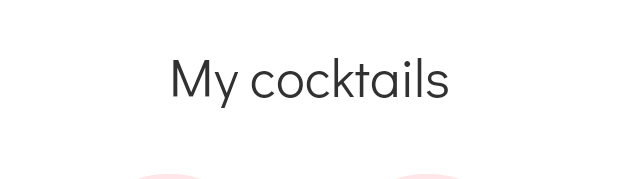
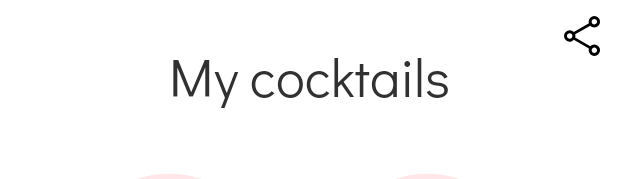
Before and after one commit to arshapshap/cocktail-bar, an Android app: the layout fragment_list.xml on its own in the app's theme, with its tools: preview values and no code run, on a phone screen of 412 x 824 dp. Shown: the top 179 px of the screen. Run offline under Robolectric (Android 15) with nearby library versions, the phone set to English and light mode, and no system bars.

Commit message:
Add ability to share cocktails

```diff
--- /dev/null
+++ b/app/src/main/res/drawable/ic_share.xml
@@ -0,0 +1,11 @@
+<vector xmlns:android="http://schemas.android.com/apk/res/android"
+    xmlns:tools="http://schemas.android.com/tools"
+    android:width="48dp"
+    android:height="48dp"
+    android:viewportWidth="960"
+    android:viewportHeight="960">
+  <path
+      android:fillColor="#FF000000"
+      android:pathData="M727,880q-47.5,0 -80.75,-33.35Q613,813.31 613,765.67q0,-6.67 1.5,-16.31T619,732L316,556q-15,17 -37,27.5T234,594q-47.5,0 -80.75,-33.25T120,480q0,-47.5 33.25,-80.75T234,366q23,0 44,9t38,26l303,-174q-3,-7.07 -4.5,-15.91Q613,202.25 613,194q0,-47.5 33.25,-80.75T727,80q47.5,0 80.75,33.25T841,194q0,47.5 -33.25,80.75T727,308q-23.35,0 -44.68,-7.5T646,276L343,444q2,8 3.5,18.5t1.5,17.74q0,7.24 -1.5,15Q345,503 343,511l303,172q15,-14 35,-22.5t46,-8.5q47.5,0 80.75,33.25T841,766q0,47.5 -33.25,80.75T727,880ZM727.03,248Q750,248 765.5,232.47q15.5,-15.53 15.5,-38.5T765.47,155.5q-15.53,-15.5 -38.5,-15.5T688.5,155.53q-15.5,15.53 -15.5,38.5t15.53,38.47q15.53,15.5 38.5,15.5ZM234.03,534Q257,534 272.5,518.46q15.5,-15.53 15.5,-38.5T272.46,441.5q-15.53,-15.5 -38.5,-15.5T195.5,441.53q-15.5,15.53 -15.5,38.5t15.53,38.47q15.53,15.5 38.5,15.5ZM727.03,820Q750,820 765.5,804.46q15.5,-15.53 15.5,-38.5T765.47,727.5q-15.53,-15.5 -38.5,-15.5T688.5,727.54q-15.5,15.53 -15.5,38.5t15.53,38.47q15.53,15.5 38.5,15.5ZM727,194ZM234,480ZM727,766Z"
+      tools:ignore="VectorPath" />
+</vector>
--- a/app/src/main/res/layout/fragment_details.xml
+++ b/app/src/main/res/layout/fragment_details.xml
@@ -19,9 +19,9 @@
 
     <ImageView
         android:id="@+id/delete_image_view"
-        android:layout_width="wrap_content"
-        android:layout_height="wrap_content"
-        android:layout_margin="16dp"
+        android:layout_width="@dimen/corner_button_size"
+        android:layout_height="@dimen/corner_button_size"
+        android:layout_margin="@dimen/corner_button_margin"
         android:contentDescription="@string/delete"
         android:src="@drawable/ic_delete_trash"
         app:layout_constraintEnd_toEndOf="parent"
--- a/app/src/main/res/layout/fragment_list.xml
+++ b/app/src/main/res/layout/fragment_list.xml
@@ -41,6 +41,19 @@
             app:layout_constraintEnd_toEndOf="parent"
             app:layout_constraintStart_toStartOf="parent"
             app:layout_constraintTop_toTopOf="parent" />
+
+        <ImageView
+            android:id="@+id/share_image_view"
+            android:layout_width="@dimen/corner_button_size"
+            android:layout_height="@dimen/corner_button_size"
+            android:layout_margin="@dimen/corner_button_margin"
+            android:background="?attr/selectableItemBackgroundBorderless"
+            android:contentDescription="@string/share_cocktails"
+            android:src="@drawable/ic_share"
+            android:visibility="gone"
+            app:layout_constraintEnd_toEndOf="parent"
+            app:layout_constraintTop_toTopOf="parent"
+            tools:visibility="visible" />
 
         <TextView
             android:id="@+id/my_cocktails_text_view"
--- a/app/src/main/res/values/dimens.xml
+++ b/app/src/main/res/values/dimens.xml
@@ -1,9 +1,16 @@
 <?xml version="1.0" encoding="utf-8"?>
 <resources>
+    <!-- List Fragment -->
     <dimen name="fab_size">80dp</dimen>
     <dimen name="no_cocktails_placeholder_size">283dp</dimen>
-    <dimen name="load_image_placeholder_size">200dp</dimen>
     <dimen name="cocktail_card_size">160dp</dimen>
+
     <dimen name="bottomappbar_corners_radius">80dp</dimen>
     <dimen name="bottomappbar_height">62dp</dimen>
+
+    <dimen name="corner_button_size">32dp</dimen>
+    <dimen name="corner_button_margin">8dp</dimen>
+
+    <!-- Editing Fragment -->
+    <dimen name="load_image_placeholder_size">200dp</dimen>
 </resources>
--- a/app/src/main/res/values/strings.xml
+++ b/app/src/main/res/values/strings.xml
@@ -1,5 +1,5 @@
 <resources>
-    <string name="app_name">Surf Trainee Task</string>
+    <string name="app_name">Cocktail Bar</string>
 
     <!-- Common -->
     <string name="ok">OK</string>
@@ -11,6 +11,7 @@
     <string name="my_cocktails">My cocktails</string>
     <string name="add_first_cocktail">Add your first cocktail here</string>
     <string name="no_cocktails">No cocktails</string>
+    <string name="share_message">See what cocktails I created in the Cocktail Bar app!\n%1$s and others\nDo you want to try it?</string>
 
     <!-- Details Fragment -->
     <string name="recipe_with_colon">Recipe:</string>
@@ -33,4 +34,5 @@
     <string name="confirm_deletion">Confirm the deletion</string>
     <string name="deletion_confirm">Are you sure you want to delete this recipe?</string>
     <string name="delete">Delete</string>
+    <string name="share_cocktails">Share cocktails</string>
 </resources>
```
Also changed, not shown: app/src/main/java/com/arshapshap/surftraineetask/presentation/screens/list/ListFragment.kt (+26 -3 lines).
